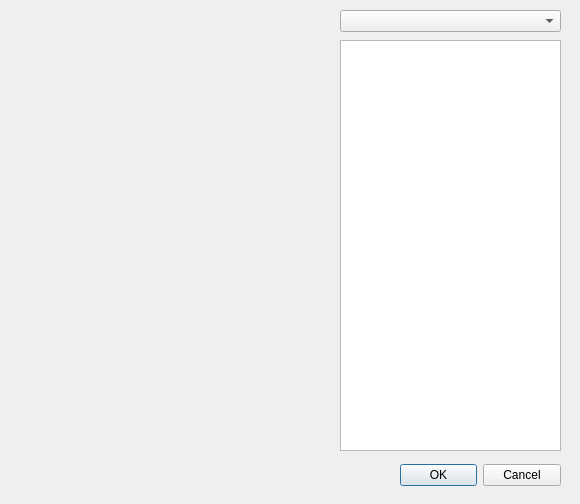
15831944/tphProjects, file Suntec/QgisPyPlugin/RdbViewer/LaneShowImageDlgDesign.ui: the form before one commit.
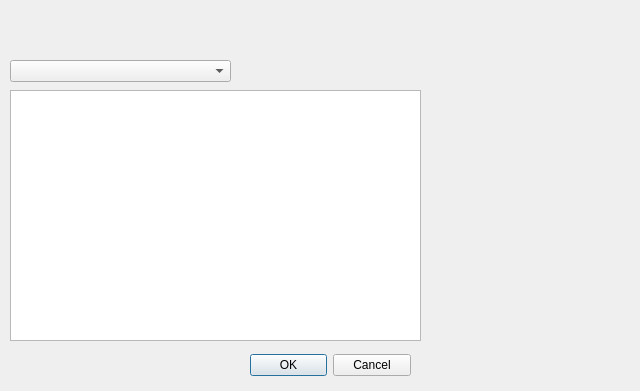
The form after the commit.

What changed in the file:
```diff
--- a/Suntec/QgisPyPlugin/RdbViewer/LaneShowImageDlgDesign.ui
+++ b/Suntec/QgisPyPlugin/RdbViewer/LaneShowImageDlgDesign.ui
@@ -6,8 +6,8 @@
    <rect>
     <x>0</x>
     <y>0</y>
-    <width>580</width>
-    <height>504</height>
+    <width>640</width>
+    <height>391</height>
    </rect>
   </property>
   <property name="windowTitle">
@@ -16,8 +16,8 @@
   <widget class="QSplitter" name="splitter">
    <property name="geometry">
     <rect>
-     <x>400</x>
-     <y>460</y>
+     <x>250</x>
+     <y>350</y>
      <width>161</width>
      <height>31</height>
     </rect>
@@ -37,10 +37,10 @@
   <widget class="QTextEdit" name="textEditFeatureInfo">
    <property name="geometry">
     <rect>
-     <x>340</x>
-     <y>40</y>
-     <width>221</width>
-     <height>411</height>
+     <x>10</x>
+     <y>90</y>
+     <width>411</width>
+     <height>251</height>
     </rect>
    </property>
    <property name="readOnly">
@@ -50,8 +50,8 @@
   <widget class="QComboBox" name="comboBoxSelectLink">
    <property name="geometry">
     <rect>
-     <x>340</x>
-     <y>10</y>
+     <x>10</x>
+     <y>60</y>
      <width>221</width>
      <height>22</height>
     </rect>
@@ -60,13 +60,62 @@
   <widget class="QWidget" name="gridLayoutWidget">
    <property name="geometry">
     <rect>
-     <x>20</x>
-     <y>30</y>
-     <width>311</width>
-     <height>71</height>
+     <x>10</x>
+     <y>10</y>
+     <width>611</width>
+     <height>41</height>
     </rect>
    </property>
    <layout class="QGridLayout" name="gridLayout">
+    <item row="0" column="13">
+     <widget class="QLabel" name="label_26">
+      <property name="text">
+       <string/>
+      </property>
+     </widget>
+    </item>
+    <item row="0" column="11">
+     <widget class="QLabel" name="label_29">
+      <property name="text">
+       <string/>
+      </property>
+     </widget>
+    </item>
+    <item row="0" column="9">
+     <widget class="QLabel" name="label_24">
+      <property name="text">
+       <string/>
+      </property>
+     </widget>
+    </item>
+    <item row="0" column="10">
+     <widget class="QLabel" name="label_21">
+      <property name="text">
+       <string/>
+      </property>
+     </widget>
+    </item>
+    <item row="0" column="12">
+     <widget class="QLabel" name="label_22">
+      <property name="text">
+       <string/>
+      </property>
+     </widget>
+    </item>
+    <item row="0" column="15">
+     <widget class="QLabel" name="label_27">
+      <property name="text">
+       <string/>
+      </property>
+     </widget>
+    </item>
+    <item row="0" column="14">
+     <widget class="QLabel" name="label_23">
+      <property name="text">
+       <string/>
+      </property>
+     </widget>
+    </item>
     <item row="0" column="0">
       <widget class="QLabel" name="label_1">
         <property name="text">
@@ -123,68 +172,7 @@
       </property>
      </widget>
     </item>
-   </layout>
-  </widget>
-  <widget class="QWidget" name="gridLayoutWidget_2">
-   <property name="geometry">
-    <rect>
-     <x>20</x>
-     <y>150</y>
-     <width>311</width>
-     <height>71</height>
-    </rect>
-   </property>
-   <layout class="QGridLayout" name="gridLayout_2">
-    <item row="0" column="0">
-     <widget class="QLabel" name="label_21">
-      <property name="text">
-       <string/>
-      </property>
-     </widget>
-    </item>
-    <item row="0" column="1">
-     <widget class="QLabel" name="label_22">
-      <property name="text">
-       <string/>
-      </property>
-     </widget>
-    </item>
-    <item row="0" column="2">
-     <widget class="QLabel" name="label_23">
-      <property name="text">
-       <string/>
-      </property>
-     </widget>
-    </item>
-    <item row="0" column="3">
-     <widget class="QLabel" name="label_24">
-      <property name="text">
-       <string/>
-      </property>
-     </widget>
-    </item>
-    <item row="0" column="4">
-     <widget class="QLabel" name="label_28">
-      <property name="text">
-       <string/>
-      </property>
-     </widget>
-    </item>
-    <item row="0" column="5">
-     <widget class="QLabel" name="label_26">
-      <property name="text">
-       <string/>
-      </property>
-     </widget>
-    </item>
-    <item row="0" column="6">
-     <widget class="QLabel" name="label_27">
-      <property name="text">
-       <string/>
-      </property>
-     </widget>
-    </item>
-    <item row="0" column="7">
+    <item row="0" column="8">
      <widget class="QLabel" name="label_28">
       <property name="text">
        <string/>
```
Left out of the diff: 20 changed lines with no effect on the pictures.
